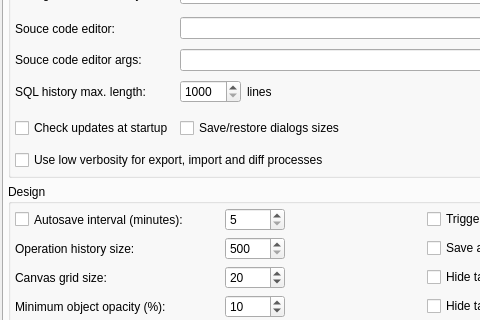
The window that libpgmodeler_ui/ui/generalconfigwidget.ui (pgmodeler/pgmodeler) describes before a commit, drawn with Qt 5; both pictures show x 0 to 480 and y 103 to 423 of the 795 by 712 pixel window.
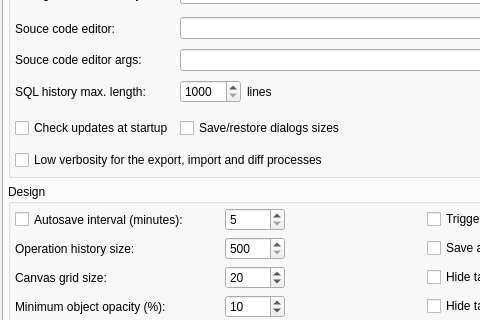
The same window after the commit. Icons and pictures are not drawn.

The edit to the form file:
```diff
--- a/libpgmodeler_ui/ui/generalconfigwidget.ui
+++ b/libpgmodeler_ui/ui/generalconfigwidget.ui
@@ -1582,7 +1582,7 @@
                <string>Reduces the verbosity of the export, import and diff process causing only key info messages and errors to be displayed. This options causes less UI operations to be performed to display progress messages and this can benefit slow systems making these processes run faster.</string>
               </property>
               <property name="text">
-               <string>Use low verbosity for export, import and diff processes</string>
+               <string>Low verbosity for the export, import and diff processes</string>
               </property>
              </widget>
             </item>
```
Left out of the diff: 2 changed lines with no effect on the pictures.
